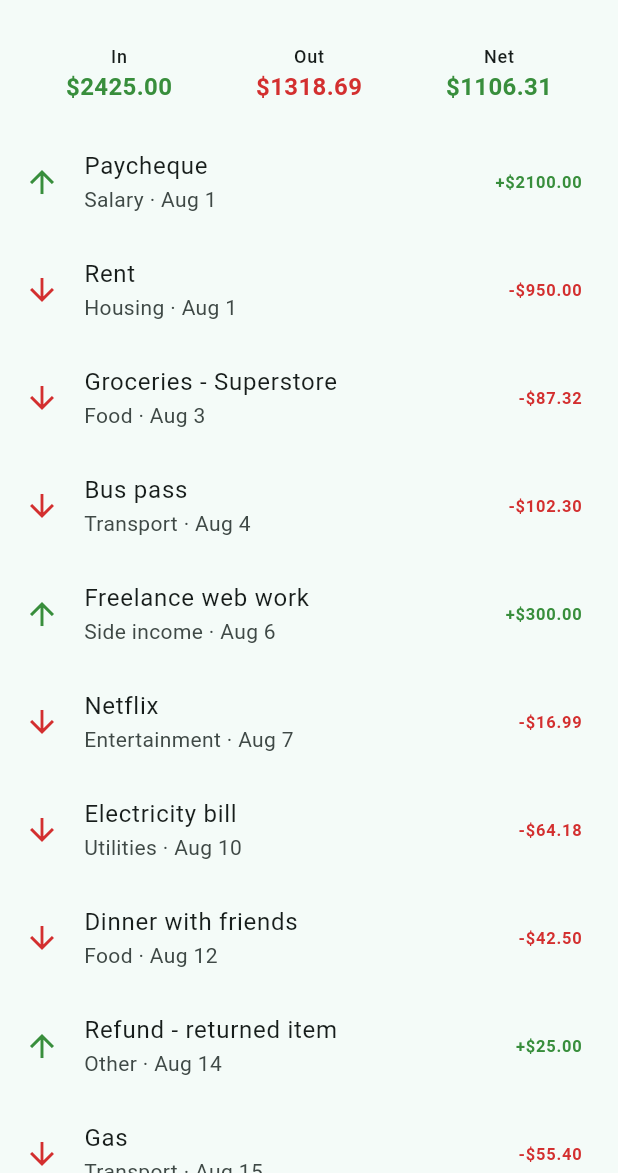
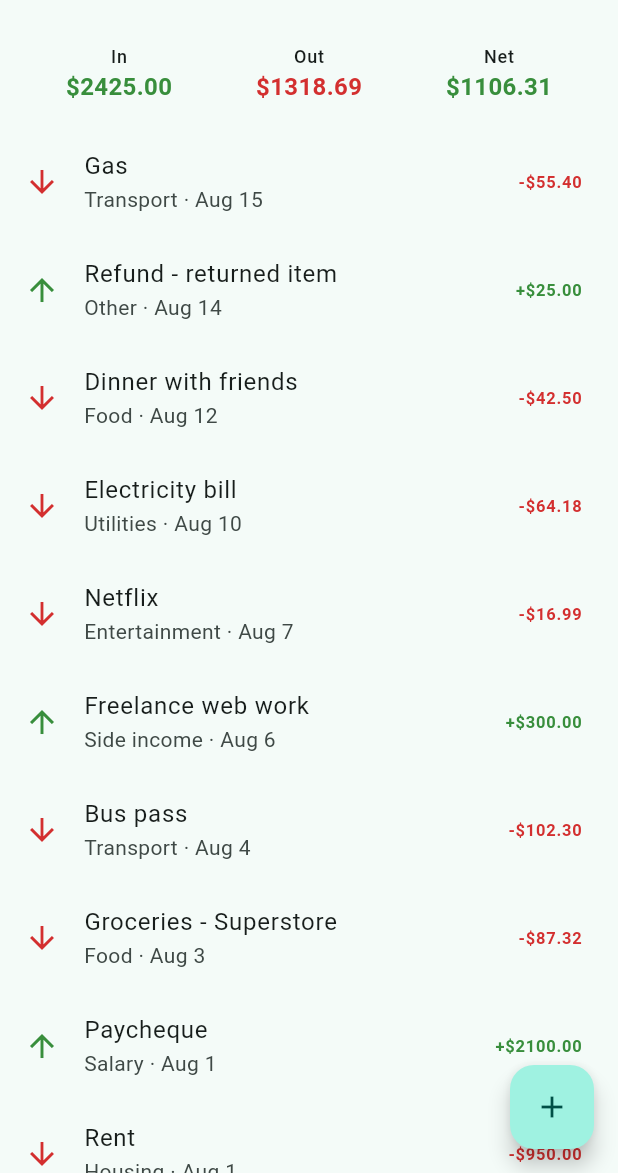
Before and after one commit to Emmantwelix/xpense, a Flutter app: the screen it shows after launch, on a phone screen of 412 x 824 dp, the part 63-1236 px from its top. Run offline on Flutter 3.47's test engine with Material 3 defaults, Android fonts, the phone set to English and light mode, and no system bars; our stand-ins replace sqflite; accounts and stored records are empty.

```diff
--- a/lib/data/transaction_repository.dart
+++ b/lib/data/transaction_repository.dart
@@ -8,7 +8,7 @@ class TransactionRepository {
 
   Future<List<Transaction>> getAll() async {
     final db = await _transactionDatabase.database;
-    final maps = await db.query('transactions'); //get all rows from the transactions table
+    final maps = await db.query('transactions', orderBy: 'date DESC'); //get all rows from the transactions table
     return maps.map((map) => Transaction.fromMap(map)).toList(); //convert each row (map) into a Transaction object
   }
 
--- a/lib/screens/transaction_list_screen.dart
+++ b/lib/screens/transaction_list_screen.dart
@@ -1,28 +1,92 @@
 import 'package:flutter/material.dart';
-import '../data/sample_transactions.dart';
+import '../data/transaction_repository.dart';
+import '../models/transaction.dart';
+import '../widgets/balance_summary.dart';
 import '../widgets/transaction_tile.dart';
-import '../widgets/balance_summary.dart';
+import 'transaction_form_screen.dart';
 
-//app home screen for Sprint 1: a scrollable list of transactions
-//sourced from hardcoded sample data.
-// stateless widget
-class TransactionListScreen extends StatelessWidget {
+class TransactionListScreen extends StatefulWidget {
   const TransactionListScreen({super.key});
 
   @override
+  State<TransactionListScreen> createState() => _TransactionListScreenState();
+}
+
+class _TransactionListScreenState extends State<TransactionListScreen> {
+  final TransactionRepository _repository = TransactionRepository();
+
+  List<Transaction> _transactions = [];
+  bool _isLoading = true;
+
+  @override
+  void initState() {
+    super.initState();
+    _repository.seedIfEmpty().then((_) => _loadTransactions());
+  }
+
+  Future<void> _loadTransactions() async {
+    final transactions = await _repository.getAll();
+    if (!mounted) return; // Check if the widget is still mounted before calling setState
+    setState(() {
+      _transactions = transactions;
+      _isLoading = false;
+    });
+  }
+
+  //opens the form and reloads if something was saved
+  Future<void> _openForm({Transaction? transaction}) async {
+    final saved = await Navigator.push<bool>( //"this route will pop with a bool, or null if it pops without one (back button)".
+      context,
+      MaterialPageRoute(
+        builder: (_) => TransactionFormScreen(transaction: transaction),
+      ),
+    );
+    if (saved == true) {
+      _loadTransactions();
+    }
+  }
+
+  @override
   Widget build(BuildContext context) {
-    final transactions = sampleTransactions();
+    return Scaffold(
+      floatingActionButton: FloatingActionButton(
+          onPressed: () => _openForm(), child: const Icon(Icons.add),
+        ),
 
-    return Scaffold(
       appBar: AppBar(title: const Text('Xpense')),
-      body: Column(
+
+      body: _isLoading
+          ? const Center(child: CircularProgressIndicator())
+          : Column(
               children: [
-          BalanceSummary(transactions: transactions),
-          Expanded( //list will take the rest of room after siblings are sized (avoid render error)
+                BalanceSummary(transactions: _transactions),
+                Expanded( //give list rest of room on screen
                   child: ListView.builder(
-              itemCount: transactions.length,
+                    itemCount: _transactions.length,
+
                     itemBuilder: (context, index) {
-                return TransactionTile(transaction: transactions[index]);
+                      final transaction = _transactions[index];
+                      return Dismissible(
+                        key: ValueKey(transaction.id),
+                        direction: DismissDirection.endToStart,
+                        background: Container( //bin icon
+                          color: Colors.red.shade700,
+                          alignment: Alignment.centerRight,
+                          padding: const EdgeInsets.only(right: 16),
+                          child: const Icon(Icons.delete, color: Colors.white),
+                        ),
+                        confirmDismiss: (_) async { //1st delete from database
+                          await _repository.delete(transaction.id!);
+                          return true;
+                        },
+                        onDismissed: (_) {//2nd remove from list on screen
+                          setState(() => _transactions.remove(transaction));
+                        },
+                        child: TransactionTile(
+                          transaction: transaction,
+                          onTap: () => _openForm(transaction: transaction),
+                        ),
+                      );
                     },
                   ),
                 ),
@@ -30,4 +94,5 @@ class TransactionListScreen extends StatelessWidget {
             ),
     );
   }
+
 }
--- a/lib/widgets/transaction_tile.dart
+++ b/lib/widgets/transaction_tile.dart
@@ -6,8 +6,9 @@ import '../models/transaction.dart';
 /// beyond the Transaction it's given.
 class TransactionTile extends StatelessWidget {
   final Transaction transaction;
+  final VoidCallback? onTap; //takes no arguments and returns nothing (when a tile is tapped)
 
-  const TransactionTile({super.key, required this.transaction}); //const: skip rebuilding the widget if nothing changes
+  const TransactionTile({super.key, required this.transaction, this.onTap}); //const: skip rebuilding the widget if nothing changes
 
   static const _monthAbbreviations = [
     'Jan', 'Feb', 'Mar', 'Apr', 'May', 'Jun',
@@ -25,6 +26,7 @@ class TransactionTile extends StatelessWidget {
     final sign = isIncome ? '+' : '-';
 
     return ListTile(
+      onTap: onTap,
       leading: Icon(
         isIncome ? Icons.arrow_upward : Icons.arrow_downward,
         color: amountColor,
```
Also changed, not shown: lib/data/transaction_database.dart (+13 -4 lines), lib/screens/transaction_form_screen.dart (added, +149 -0 lines), 3 other files. Lines whose indentation alone changed are shown as unchanged.
